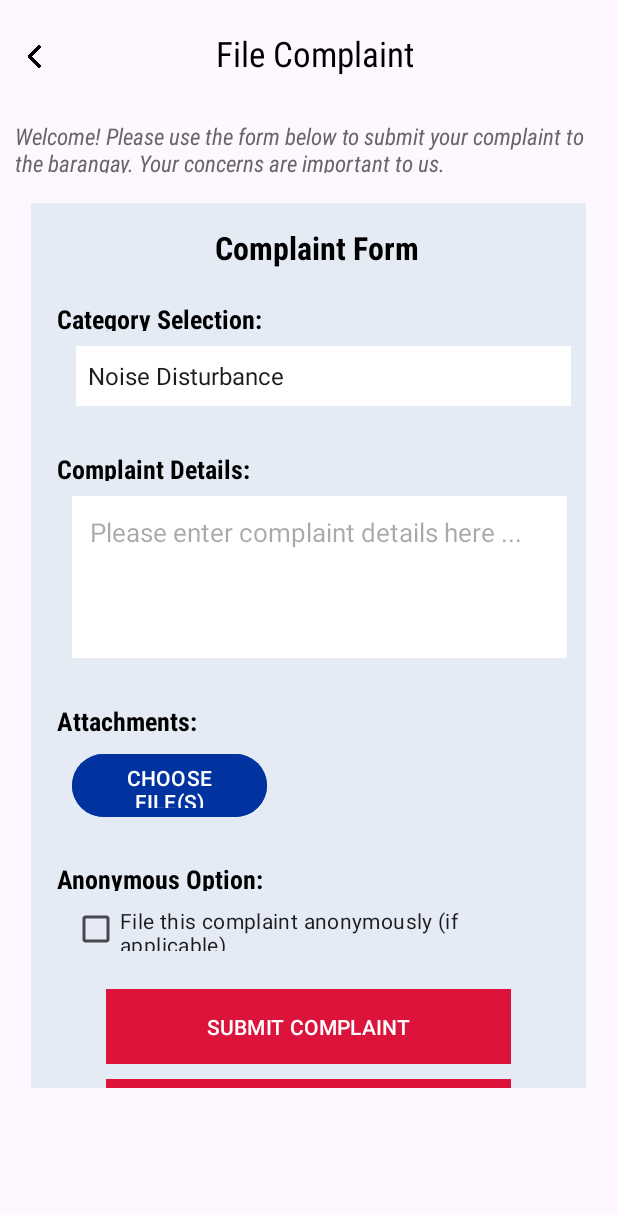
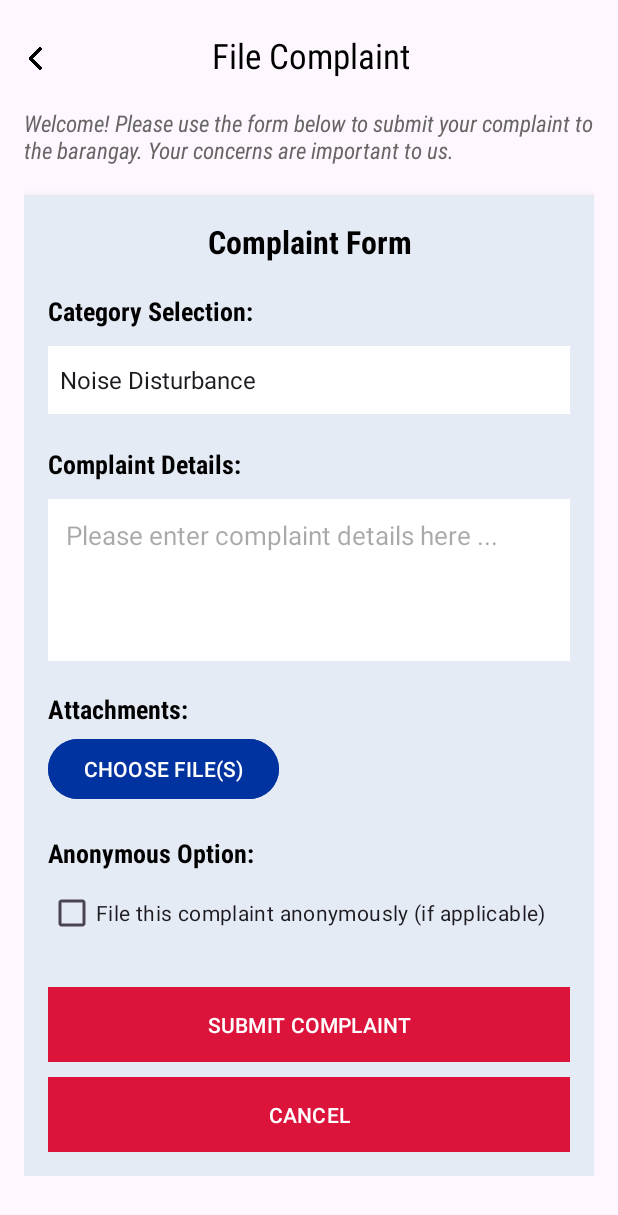
Before and after one commit to IgotW/BrgyOneStop, an Android app built with Jetpack Compose: the layout activity_file_complaint.xml on its own in the app's theme, with its tools: preview values and no code run, on a phone screen of 412 x 824 dp. Shown: the top 1215 px of the screen. Run offline under Robolectric (Android 15) with nearby library versions, the phone set to English and light mode, and no system bars.

Commit message:
Your commit message here

```diff
--- a/app/src/main/res/layout/activity_file_complaint.xml
+++ b/app/src/main/res/layout/activity_file_complaint.xml
@@ -1,18 +1,31 @@
 <?xml version="1.0" encoding="utf-8"?>
-<LinearLayout xmlns:android="http://schemas.android.com/apk/res/android"
+<LinearLayout
+    xmlns:android="http://schemas.android.com/apk/res/android"
     android:orientation="vertical"
     android:layout_width="match_parent"
     android:layout_height="match_parent">
+
+    <ScrollView
+        android:layout_width="match_parent"
+        android:layout_height="match_parent">
+
         <LinearLayout
             android:layout_width="match_parent"
-        android:layout_height="70dp"
+            android:layout_height="wrap_content"
+            android:orientation="vertical"
+            android:padding="16dp">
+
+            <!-- Header Bar -->
+            <LinearLayout
+                android:layout_width="match_parent"
+                android:layout_height="45dp"
                 android:orientation="horizontal">
+
                 <ImageView
                     android:layout_width="15dp"
                     android:layout_height="15dp"
                     android:src="@drawable/leftarrow"
-            android:layout_marginTop="30dp"
-            android:layout_marginLeft="15dp"/>
+                    android:layout_marginTop="15dp"/>
                 <TextView
                     android:layout_width="170dp"
                     android:layout_height="30dp"
@@ -20,68 +33,78 @@
                     android:fontFamily="sans-serif-condensed"
                     android:textSize="23sp"
                     android:textColor="@color/black"
-            android:layout_marginTop="20dp"
-            android:layout_marginLeft="113dp"/>
+                    android:layout_marginTop="5dp"
+                    android:layout_marginLeft="110dp"/>
+            </LinearLayout>
 
-    </LinearLayout>
+            <!-- Intro Text -->
             <TextView
                 android:layout_width="match_parent"
-        android:layout_height="55dp"
+                android:layout_height="wrap_content"
                 android:text="Welcome! Please use the form below to submit your complaint to the barangay. Your concerns are important to us."
                 android:textStyle="italic"
                 android:textColor="#686565"
                 android:fontFamily="sans-serif-condensed"
                 android:textSize="15sp"
-        android:padding="10dp"/>
+                android:paddingVertical="10dp"/>
+
+            <!-- Form Container -->
             <LinearLayout
-        android:layout_width="370dp"
-        android:layout_height="590dp"
+                android:layout_width="match_parent"
+                android:layout_height="wrap_content"
                 android:orientation="vertical"
+                android:background="@color/second_background"
+                android:padding="16dp"
                 android:layout_marginTop="10dp"
-        android:layout_gravity="center"
-        android:background="@color/second_background">
+                android:elevation="4dp"
+                android:layout_gravity="center_horizontal"
+                android:backgroundTint="@color/second_background"
+                android:clipToPadding="false">
+
+                <!-- Title -->
                 <TextView
                     android:layout_width="match_parent"
-            android:layout_height="40dp"
+                    android:layout_height="wrap_content"
                     android:text="Complaint Form"
                     android:textStyle="bold"
                     android:textColor="@color/black"
                     android:fontFamily="sans-serif-condensed"
                     android:textSize="21sp"
-            android:layout_marginTop="15dp"
-            android:layout_marginLeft="10dp"
-            android:textAlignment="center"/>
+                    android:textAlignment="center"
+                    android:layout_marginBottom="10dp"/>
+
+                <!-- Category -->
                 <TextView
                     android:layout_width="match_parent"
-            android:layout_height="40dp"
+                    android:layout_height="wrap_content"
                     android:text="Category Selection:"
                     android:textStyle="bold"
                     android:textColor="@color/black"
                     android:fontFamily="sans-serif-condensed"
                     android:textSize="17sp"
-            android:padding="10dp"
-            android:layout_marginLeft="7dp"/>
+                    android:layout_marginTop="10dp"/>
+
                 <Spinner
-            android:layout_width="330dp"
-            android:layout_height="40dp"
-            android:layout_gravity="center"
+                    android:layout_width="match_parent"
+                    android:layout_height="45dp"
                     android:background="@color/white"
                     android:entries="@array/my_dropdown_items"
-            android:layout_marginLeft="10dp"/>
+                    android:layout_marginTop="11dp"/>
+
+                <!-- Complaint Details -->
                 <TextView
                     android:layout_width="match_parent"
-            android:layout_height="40dp"
+                    android:layout_height="wrap_content"
                     android:text="Complaint Details:"
                     android:textStyle="bold"
                     android:textColor="@color/black"
                     android:fontFamily="sans-serif-condensed"
                     android:textSize="17sp"
-            android:padding="10dp"
-            android:layout_marginLeft="7dp"
-            android:layout_marginTop="20dp"/>
+                    android:layout_marginTop="21dp"/>
+
                 <EditText
                     android:id="@+id/multilineTextBox"
-            android:layout_width="330dp"
+                    android:layout_width="match_parent"
                     android:layout_height="wrap_content"
                     android:hint="Please enter complaint details here ..."
                     android:inputType="textMultiLine"
@@ -90,57 +113,61 @@
                     android:background="@color/white"
                     android:padding="12dp"
                     android:textSize="17sp"
-            android:layout_marginLeft="27dp"/>
+                    android:layout_marginTop="11dp"/>
+
+                <!-- Attachments -->
                 <TextView
                     android:layout_width="match_parent"
-            android:layout_height="40dp"
+                    android:layout_height="wrap_content"
                     android:text="Attachments:"
                     android:textStyle="bold"
                     android:textColor="@color/black"
                     android:fontFamily="sans-serif-condensed"
                     android:textSize="17sp"
-            android:padding="10dp"
-            android:layout_marginLeft="7dp"
                     android:layout_marginTop="20dp"/>
+
                 <Button
-            android:layout_width="130dp"
-            android:layout_height="50dp"
+                    android:layout_width="wrap_content"
+                    android:layout_height="wrap_content"
                     android:text="CHOOSE FILE(S)"
                     android:backgroundTint="@color/primary_button"
                     android:textColor="@color/white"
-            android:layout_marginLeft="27dp"/>
+                    android:layout_marginTop="4dp"/>
+
+                <!-- Anonymous Option -->
                 <TextView
                     android:layout_width="match_parent"
-            android:layout_height="40dp"
+                    android:layout_height="wrap_content"
                     android:text="Anonymous Option:"
                     android:textStyle="bold"
                     android:textColor="@color/black"
                     android:fontFamily="sans-serif-condensed"
                     android:textSize="17sp"
-            android:padding="10dp"
-            android:layout_marginLeft="7dp"
-            android:layout_marginTop="15dp"/>
+                    android:layout_marginTop="20dp"/>
+
                 <CheckBox
-            android:layout_width="330dp"
-            android:layout_height="30dp"
-            android:layout_marginLeft="27dp"
-            android:text="File this complaint anonymously (if applicable)"/>
+                    android:layout_width="match_parent"
+                    android:layout_height="wrap_content"
+                    android:text="File this complaint anonymously (if applicable)"
+                    android:layout_marginTop="4dp"/>
+
+                <!-- Submit & Cancel -->
                 <Button
-            android:layout_width="270dp"
+                    android:layout_width="match_parent"
                     android:layout_height="50dp"
                     android:text="SUBMIT COMPLAINT"
                     android:layout_marginTop="25dp"
-            android:layout_gravity="center"
                     android:background="@color/primary_button"
                     android:textColor="@color/white"/>
+
                 <Button
-            android:layout_width="270dp"
+                    android:layout_width="match_parent"
                     android:layout_height="50dp"
                     android:text="CANCEL"
                     android:layout_marginTop="10dp"
-            android:layout_gravity="center"
                     android:background="@color/primary_button"
                     android:textColor="@color/white"/>
             </LinearLayout>
-
         </LinearLayout>
+    </ScrollView>
+</LinearLayout>
--- /dev/null
+++ b/app/src/main/res/layout/activity_schedule_appointment.xml
@@ -0,0 +1,7 @@
+<?xml version="1.0" encoding="utf-8"?>
+<LinearLayout xmlns:android="http://schemas.android.com/apk/res/android"
+    android:orientation="vertical"
+    android:layout_width="match_parent"
+    android:layout_height="match_parent">
+
+</LinearLayout>
```
Also changed, not shown: app/src/main/res/drawable/alerts.png (added), app/src/main/res/drawable/directory.png (added), app/src/main/res/drawable/emergency.png (added), app/src/main/res/drawable/filecomplaint.png (added), app/src/main/res/drawable/history.png (added), app/src/main/res/drawable/home.png (added), app/src/main/res/drawable/inbox.png (added), app/src/main/res/drawable/notif.png (added), app/src/main/res/drawable/publicservices.png (added), app/src/main/res/drawable/purok.png (added), app/src/main/res/drawable/report.png (added), app/src/main/res/drawable/requestservice.png (added), app/src/main/res/drawable/scheduleappointment.png (added), app/src/main/res/drawable/trackrequest.png (added), 1 more files. Lines whose indentation alone changed are shown as unchanged.
